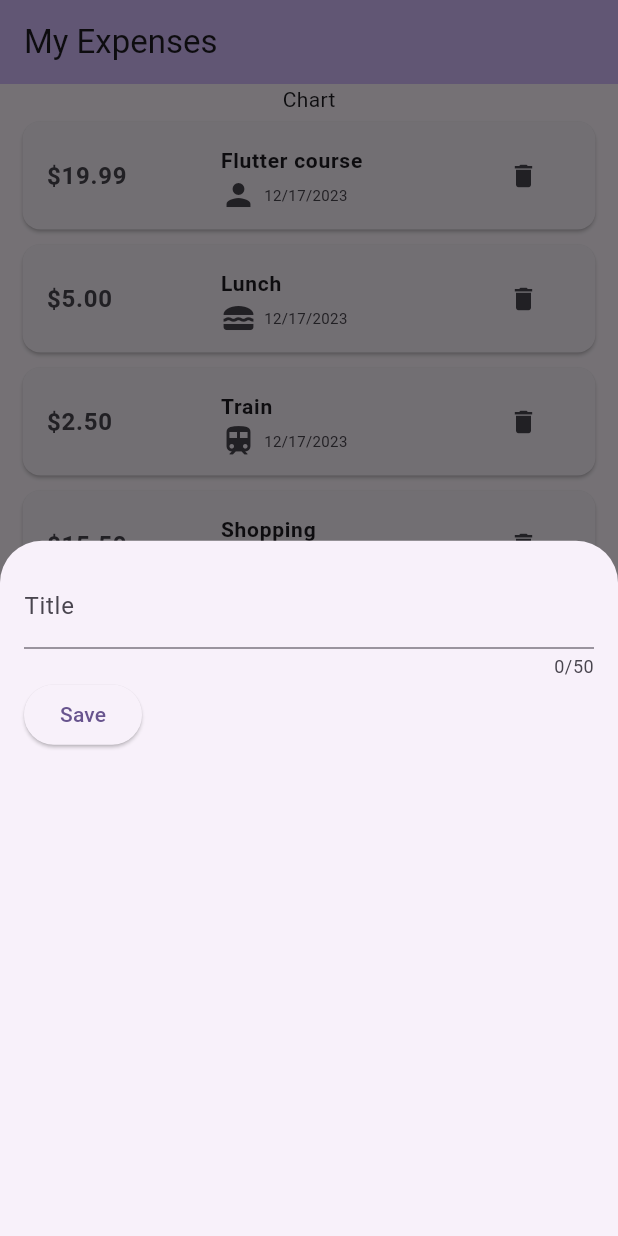
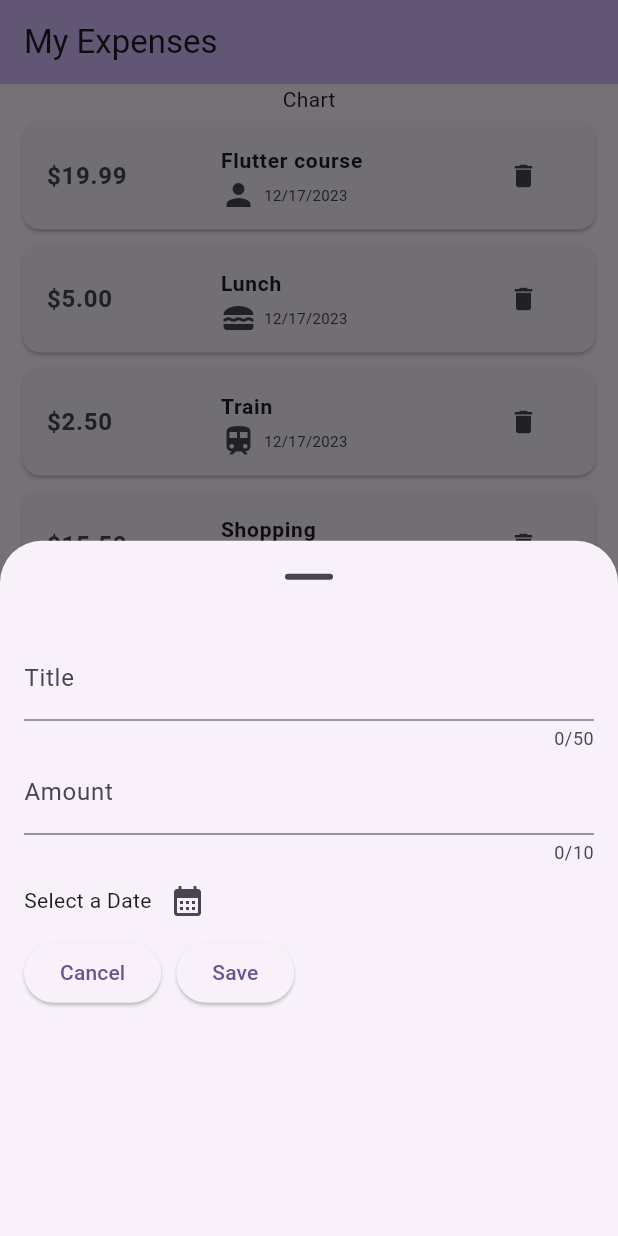
Before and after one commit to gayashan4lk/budget_tracker, a Flutter app: the screen it shows after launch, after a tap on the "add" icon, on a phone screen of 412 x 824 dp. Run offline on Flutter 3.47's test engine with Material 3 defaults, Android fonts, the phone set to English and light mode, and no system bars.

Commit message:
add a date picker

```diff
--- a/lib/home.dart
+++ b/lib/home.dart
@@ -1,5 +1,7 @@
+import 'package:flutter/material.dart';
+
 import 'package:budget_tracker/models/expense.dart';
-import 'package:flutter/material.dart';
+import 'package:intl/intl.dart';
 
 class HomePage extends StatefulWidget {
   const HomePage({super.key, required this.title});
@@ -25,7 +27,11 @@ class _HomePageState extends State<HomePage> {
   ];
 
   void _openAddExpensesOverlay() {
-    showModalBottomSheet(context: context, builder: (ctx) => const NewExpense());
+    showModalBottomSheet(
+      context: context,
+      builder: (ctx) => const NewExpense(),
+      showDragHandle: true,
+    );
   }
 
   @override
@@ -114,10 +120,13 @@ class NewExpense extends StatefulWidget {
 
 class _NewExpenseState extends State<NewExpense> {
   final titleController = TextEditingController();
+  final amountController = TextEditingController();
+  DateTime? pickedDate;
 
   @override
   void dispose() {
     titleController.dispose();
+    amountController.dispose();
     super.dispose();
   }
 
@@ -133,10 +142,45 @@ class _NewExpenseState extends State<NewExpense> {
               keyboardType: TextInputType.text,
               decoration: const InputDecoration(labelText: 'Title'),
             ),
+            TextField(
+              controller: amountController,
+              maxLength: 10,
+              keyboardType: TextInputType.number,
+              decoration: const InputDecoration(labelText: 'Amount', prefixText: '\$ '),
+            ),
+            Row(
+              children: [
+                Text(pickedDate == null ? 'Select a Date' : DateFormat.yMd().format(pickedDate!)),
+                IconButton(
+                  icon: const Icon(Icons.calendar_month),
+                  onPressed: () async {
+                    final now = DateTime.now();
+                    final pickedDate = await showDatePicker(
+                      context: context,
+                      initialDate: now,
+                      firstDate: DateTime(now.year - 99, now.month, now.day),
+                      lastDate: now,
+                    );
+                    setState(() {
+                      this.pickedDate = pickedDate;
+                    });
+                  },
+                ),
+              ],
+            ),
             Row(children: [
               ElevatedButton(
                 onPressed: () {
+                  Navigator.pop(context);
+                },
+                child: const Text('Cancel'),
+              ),
+              const SizedBox(width: 10),
+              ElevatedButton(
+                onPressed: () {
                   print(titleController.text);
+                  print(amountController.text);
+                  print(pickedDate);
                 },
                 child: const Text('Save'),
               ),
```
